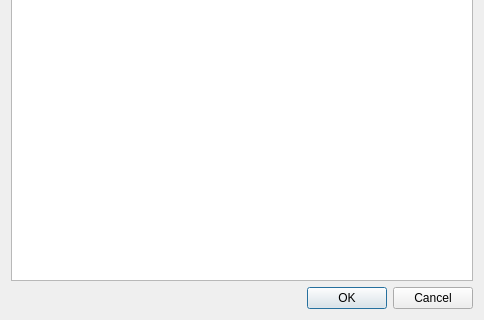
This is App/Juntos/addpeopledialog.ui in workspacerg/Juntos as Qt 5 draws it before an edit; both pictures show x 0 to 484 and y 320 to 640 of the 484 by 640 pixel window. The edited form follows.
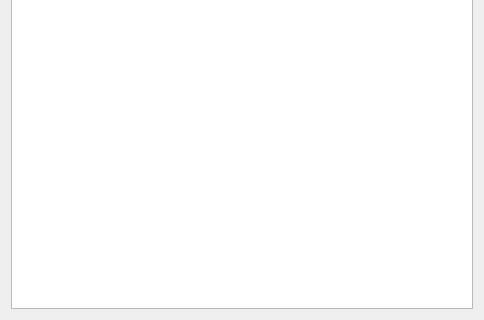
This is the edited form. Icons and pictures are not drawn.

Diff of the .ui file:
```diff
--- a/App/Juntos/addpeopledialog.ui
+++ b/App/Juntos/addpeopledialog.ui
@@ -115,33 +115,6 @@
    <item>
     <widget class="QTableWidget" name="tableWidget"/>
    </item>
-   <item>
-    <layout class="QHBoxLayout" name="horizontalLayout">
-     <item>
-      <spacer name="horizontalSpacer">
-       <property name="orientation">
-        <enum>Qt::Horizontal</enum>
-       </property>
-       <property name="sizeHint" stdset="0">
-        <size>
-         <width>40</width>
-         <height>20</height>
-        </size>
-       </property>
-      </spacer>
-     </item>
-     <item>
-      <widget class="QDialogButtonBox" name="buttonBox">
-       <property name="orientation">
-        <enum>Qt::Horizontal</enum>
-       </property>
-       <property name="standardButtons">
-        <set>QDialogButtonBox::Cancel|QDialogButtonBox::Ok</set>
-       </property>
-      </widget>
-     </item>
-    </layout>
-   </item>
   </layout>
  </widget>
  <resources>
```
Left out of the diff: 35 changed lines with no effect on the pictures.
